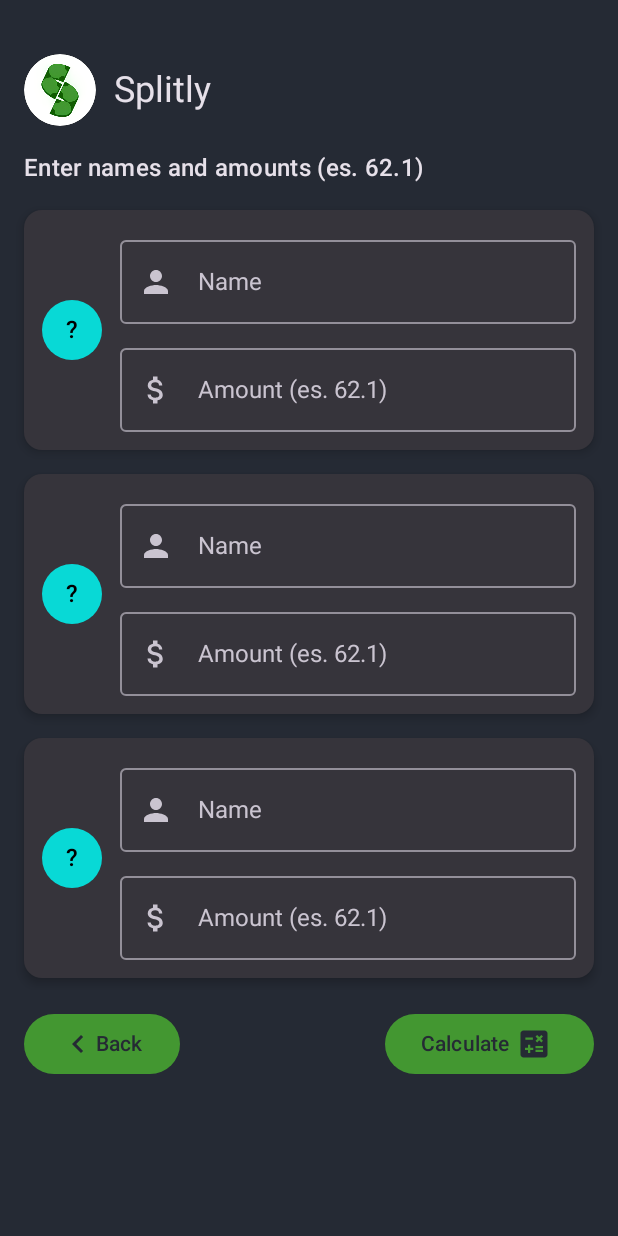
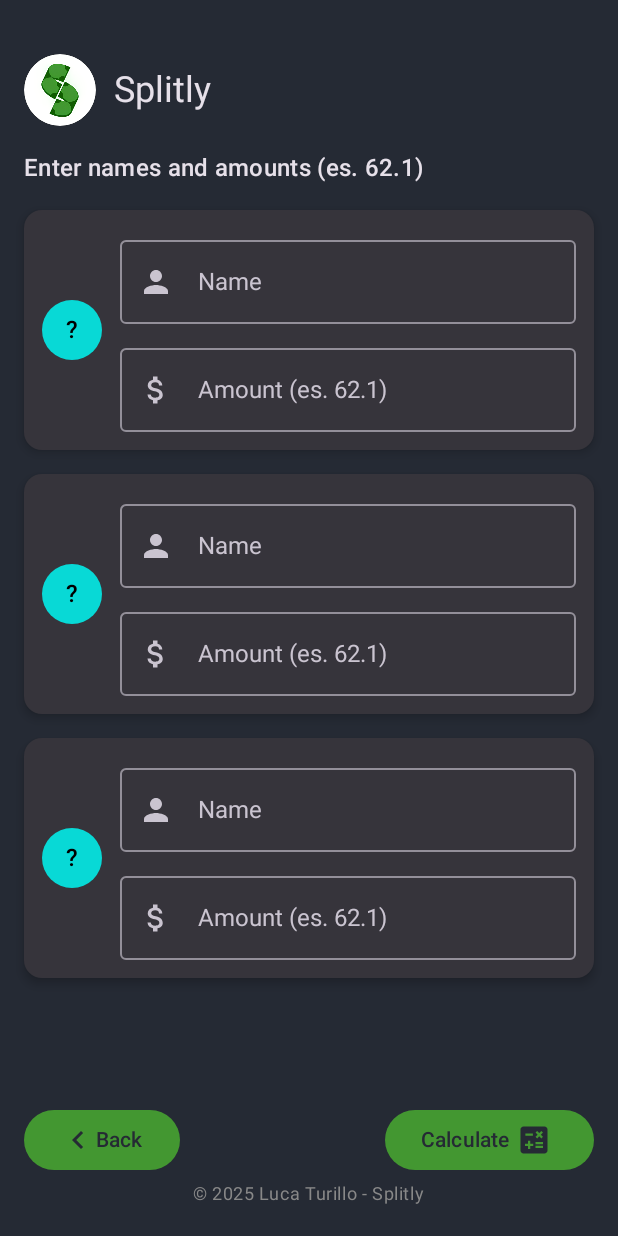
Before and after one commit to Hachi-69/Splitly, an Android app built with Jetpack Compose: the screen it shows after launch (MainActivity), after a tap on "Start split", on a phone screen of 412 x 824 dp. Run offline under Robolectric (Android 15) with nearby library versions, the phone set to English and light mode, and no system bars.

Commit message:
app publishing

```diff
--- a/app/src/main/java/com/example/splitly/ui/screens/HomeScreen.kt
+++ b/app/src/main/java/com/example/splitly/ui/screens/HomeScreen.kt
@@ -17,6 +17,7 @@ import androidx.compose.foundation.layout.fillMaxSize
 import androidx.compose.foundation.layout.Row
 import androidx.compose.foundation.layout.fillMaxWidth
 import androidx.compose.foundation.layout.padding
+import androidx.compose.foundation.layout.Box
 import androidx.compose.foundation.layout.size
 import androidx.compose.foundation.shape.CircleShape
 import androidx.compose.material3.Button
@@ -34,6 +35,7 @@ import androidx.compose.runtime.remember
 import androidx.compose.ui.Alignment
 import androidx.compose.ui.Modifier
 import androidx.compose.ui.layout.ContentScale
+import androidx.compose.ui.graphics.Color
 import androidx.compose.ui.draw.clip
 import androidx.compose.ui.res.painterResource
 import androidx.compose.ui.text.input.KeyboardType
@@ -55,8 +57,14 @@ import com.example.splitly.R
 @Composable
 fun HomeScreen(vm: ExpenseViewModel) {
     val temp = remember { mutableStateOf("3") }
-
-    Column(modifier = Modifier.padding(20.dp), verticalArrangement = Arrangement.spacedBy(12.dp)) {
+    Box(modifier = Modifier.fillMaxSize()) {
+        Column(
+            modifier = Modifier
+                .fillMaxSize()
+                .padding(20.dp),
+            verticalArrangement = Arrangement.SpaceBetween
+        ) {
+            Column(verticalArrangement = Arrangement.spacedBy(12.dp)) {
                 Spacer(modifier = Modifier.size(5.dp))
                 Row(verticalAlignment = Alignment.CenterVertically, horizontalArrangement = Arrangement.spacedBy(12.dp)) {
                     Surface(modifier = Modifier.size(48.dp).clip(CircleShape).background(MaterialTheme.colorScheme.primary.copy(alpha = 0.12f))) {
@@ -99,4 +107,10 @@ fun HomeScreen(vm: ExpenseViewModel) {
                     }
                 }
             }
+            Text("© 2025 Luca Turillo - Splitly",
+                style = MaterialTheme.typography.bodySmall,
+                modifier = Modifier.align(Alignment.CenterHorizontally),
+                color = Color.Gray)
         }
+    }
+}
--- a/app/src/main/java/com/example/splitly/ui/screens/InputScreen.kt
+++ b/app/src/main/java/com/example/splitly/ui/screens/InputScreen.kt
@@ -63,10 +63,16 @@ import com.example.splitly.ui.theme.BlizzardBlue
  */
 @Composable
 fun InputScreen(vm: ExpenseViewModel) {
-    Column(modifier = Modifier.padding(16.dp)) {
+    Box(modifier = Modifier.fillMaxSize()) {
+        Column(modifier = Modifier
+            .fillMaxSize()
+            .padding(16.dp)) {
             Spacer(modifier = Modifier.size(20.dp))
             Row(verticalAlignment = Alignment.CenterVertically, horizontalArrangement = Arrangement.spacedBy(12.dp)) {
-            Surface(modifier = Modifier.size(48.dp).clip(CircleShape).background(MaterialTheme.colorScheme.primary.copy(alpha = 0.12f))) {
+                Surface(modifier = Modifier
+                    .size(48.dp)
+                    .clip(CircleShape)
+                    .background(MaterialTheme.colorScheme.primary.copy(alpha = 0.12f))) {
                     Image(
                         painter = painterResource(id = R.drawable.logo4),
                         contentDescription = "money",
@@ -81,14 +87,16 @@ fun InputScreen(vm: ExpenseViewModel) {
             Spacer(modifier = Modifier.height(16.dp))
             Text(text = "Enter names and amounts (es. 62.1)", style = MaterialTheme.typography.titleMedium, modifier = Modifier.padding(bottom = 8.dp))
 
-        LazyColumn(modifier = Modifier.weight(1f, fill = false)) {
+            LazyColumn(modifier = Modifier.weight(1f)) {
                 items(vm.persons) { person ->
                     PersonRow(person = person, onNameChange = { vm.updatePersonName(person.id, it) }, onAmountChange = { cents -> vm.updatePersonAmountCents(person.id, cents) })
                 }
             }
 
             Row(
-            modifier = Modifier.fillMaxWidth().padding(top = 12.dp),
+                modifier = Modifier
+                    .fillMaxWidth()
+                    .padding(top = 12.dp),
                 verticalAlignment = Alignment.CenterVertically,
                 horizontalArrangement = Arrangement.SpaceBetween
             ) {
@@ -101,6 +109,16 @@ fun InputScreen(vm: ExpenseViewModel) {
                     Icon(imageVector = Icons.Default.Calculate, contentDescription = "Calculate", modifier = Modifier.padding(end = 4.dp))
                 }
             }
+            Spacer(modifier = Modifier.height(24.dp)) // Space for footer
+        }
+        Text(
+            text = "© 2025 Luca Turillo - Splitly",
+            style = MaterialTheme.typography.bodySmall,
+            color = Color.Gray,
+            modifier = Modifier
+                .align(Alignment.BottomCenter)
+                .padding(bottom = 20.dp)
+        )
     }
 }
 
--- a/app/src/main/java/com/example/splitly/ui/screens/ResultScreen.kt
+++ b/app/src/main/java/com/example/splitly/ui/screens/ResultScreen.kt
@@ -148,6 +148,14 @@ fun ResultScreen(vm: ExpenseViewModel) {
                 Icon(imageVector = Icons.Default.Print, contentDescription = "Print to PDF")
                 Text(" Print PDF")
             }
+        }
+        Box(modifier = Modifier.fillMaxSize(), contentAlignment = Alignment.Center) {
+            Text(
+                text = "© 2025 Luca Turillo — Splitly",
+                style = MaterialTheme.typography.bodySmall,
+                color = MaterialTheme.colorScheme.onSurface.copy(alpha = 0.6f),
+                modifier = Modifier.align(Alignment.BottomCenter).padding(bottom = 5.dp)
+            )
         }
     }
 }
@@ -366,11 +374,13 @@ private class TransactionsPrintDocumentAdapter(
             yPosition += 20
         }
 
+        // Add footer with copyright
         val footerPaint = Paint().apply {
-            color = Color.LTGRAY
+            color = Color.GRAY
             textSize = 10f
         }
-        canvas.drawText("Page ${pagenumber + 1}", (pageWidth / 2).toFloat() - 20, pageHeight - 30f, footerPaint)
+        canvas.drawText("© 2025 Luca Turillo — Splitly", 40f, pageHeight - 30f, footerPaint)
+        canvas.drawText("Page ${pagenumber + 1}", pageWidth - 80f, pageHeight - 30f, footerPaint)
     }
 }
 
```
Also changed, not shown: 2 other files. Lines whose indentation alone changed are shown as unchanged.
